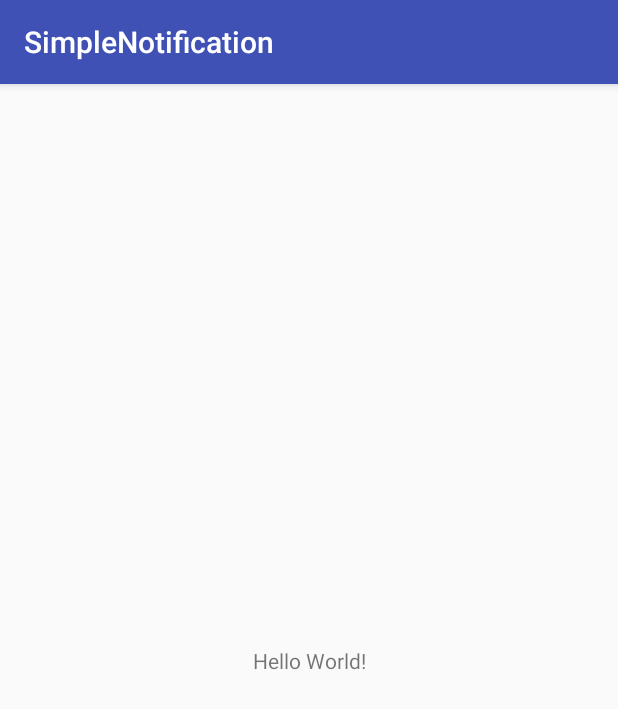
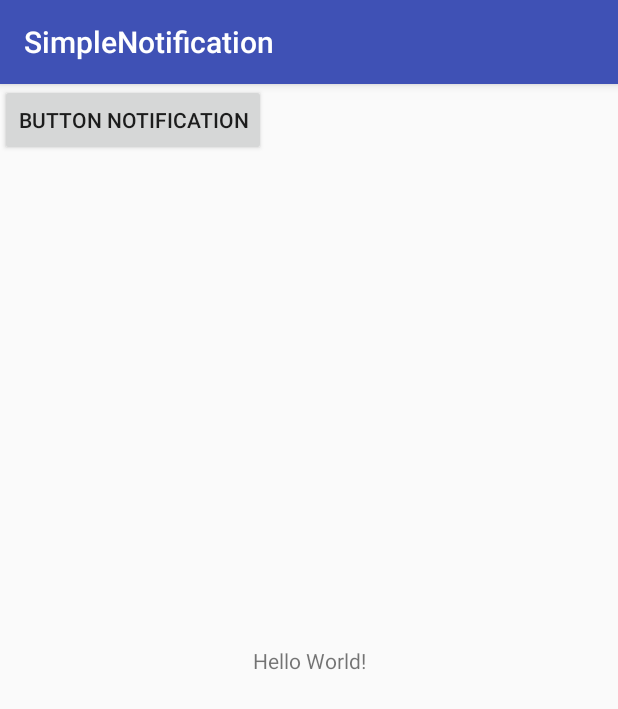
Before and after one commit to mazsam/SimpleNotification, an Android app: the screen it shows after launch (MainActivity), on a phone screen of 412 x 824 dp. Shown: the top 709 px of the screen. Run offline under Robolectric (Android 15) with nearby library versions, the phone set to English and light mode, and no system bars.

Commit message:
Notif action klik

```diff
--- a/app/src/main/res/layout/activity_main.xml
+++ b/app/src/main/res/layout/activity_main.xml
@@ -15,4 +15,13 @@
         app:layout_constraintRight_toRightOf="parent"
         app:layout_constraintTop_toTopOf="parent" />
 
+    <Button
+        android:id="@+id/button"
+        android:layout_width="wrap_content"
+        android:layout_height="wrap_content"
+        android:text="Button Notification"
+        tools:layout_editor_absoluteX="148dp"
+        tools:layout_editor_absoluteY="231dp"
+        android:onClick="sendNotification"/>
+
 </android.support.constraint.ConstraintLayout>
```
Also changed, not shown: app/src/main/java/com/example/massam/simplenotification/MainActivity.java (+29 -0 lines).
